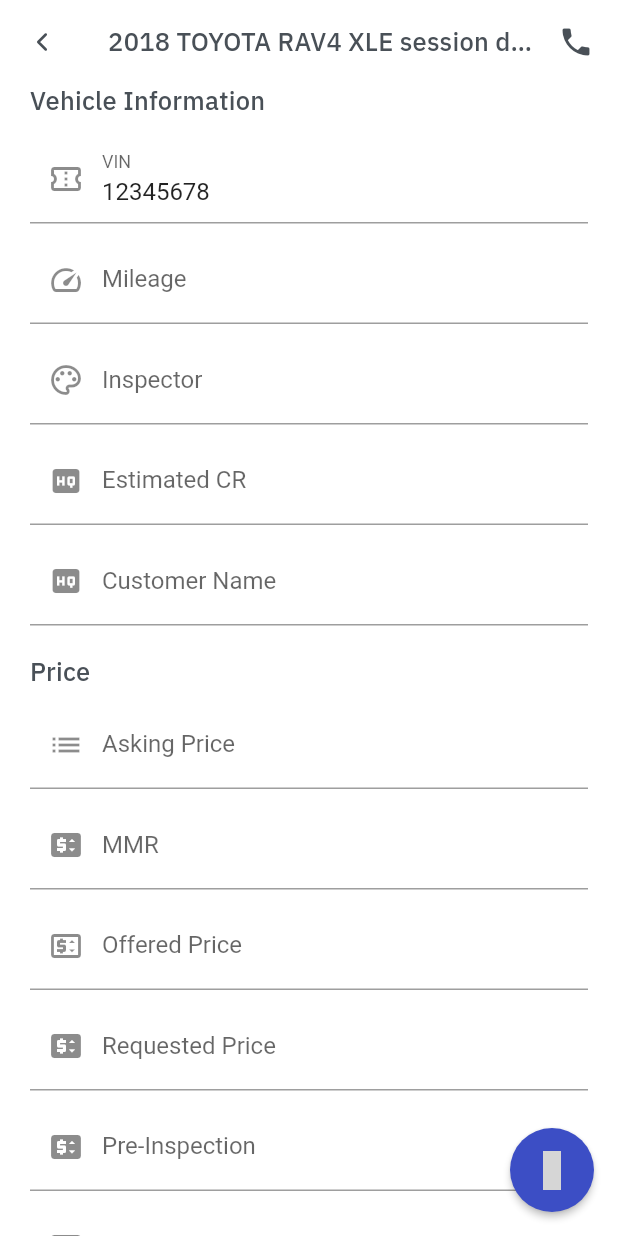
After one commit to InfoMCA/mca_leads_management_mobile, a Flutter app: the SessionDetailsComplete screen opened by its route, on a phone screen of 412 x 824 dp. The commit adds this screen. Run offline on Flutter 3.47's test engine with Material 2 defaults, Android fonts, the phone set to English and light mode, and no system bars; our stand-ins replace dio, flutter_dotenv, flutter_feather_icons, flutter_modular, google_fonts, material_design_icons_flutter and 1 more; missing offline and left inert: enum_to_string, shared_preferences_web; accounts and stored records are empty; grey boxes are pictures that could not be loaded.

Commit message:
create session complete

```diff
--- a/lib/app/app_module.dart
+++ b/lib/app/app_module.dart
@@ -2,6 +2,7 @@ import 'package:flutter_modular/flutter_modular.dart';
 import 'package:mca_leads_management_mobile/views/leads/DashBoard.dart';
 import 'package:mca_leads_management_mobile/views/leads/lead_details.dart';
 import 'package:mca_leads_management_mobile/views/leads/session_details.dart';
+import 'package:mca_leads_management_mobile/views/leads/session_details_complete.dart';
 import 'package:mca_leads_management_mobile/views/security/login_page.dart';
 
 class AppModule extends Module {
@@ -14,5 +15,7 @@ class AppModule extends Module {
     ChildRoute('/home', child: (_, args) => const DashBoard()),
     ChildRoute('/home/lead', child: (_, args) => LeadDetails()),
     ChildRoute('/home/session', child: (_, args) => SessionDetails()),
+    ChildRoute('/home/sessionComplete',
+        child: (_, args) => SessionDetailsComplete()),
   ];
 }
--- a/lib/views/leads/dashboard.dart
+++ b/lib/views/leads/dashboard.dart
@@ -10,6 +10,7 @@ import 'package:mca_leads_management_mobile/utils/theme/app_theme.dart';
 import 'package:mca_leads_management_mobile/utils/theme/custom_theme.dart';
 import 'package:mca_leads_management_mobile/views/leads/leads.dart';
 import 'package:mca_leads_management_mobile/views/leads/sessions.dart';
+import 'package:mca_leads_management_mobile/views/leads/sessions_complete.dart';
 import 'package:mca_leads_management_mobile/widgets/text/text.dart';
 
 class DashBoard extends StatefulWidget {
@@ -71,8 +72,8 @@ class _DashBoardState extends State<DashBoard> {
               LeadsList(leadType: 'Follow Up'),
               LeadsList(leadType: 'Appraisal'),
               SessionsList(sessionType: 'Dispatched'),
-              LeadsList(leadType: 'In Progress'),
-              LeadsList(leadType: 'Completed'),
+              SessionsCompleteList(sessionCompleteType: 'In Progress'),
+              SessionsCompleteList(sessionCompleteType: 'Completed'),
             ],
           ),
         ),
--- /dev/null
+++ b/lib/views/leads/session_details_complete.dart
@@ -0,0 +1,438 @@
+/*
+* File : Personal Information Form
+* Version : 1.0.0
+* */
+
+import 'package:flutter/cupertino.dart';
+import 'package:flutter/material.dart';
+import 'package:flutter_feather_icons/flutter_feather_icons.dart';
+import 'package:flutter_modular/flutter_modular.dart';
+import 'package:material_design_icons_flutter/material_design_icons_flutter.dart';
+import 'package:mca_leads_management_mobile/utils/spacing.dart';
+import 'package:mca_leads_management_mobile/utils/theme/app_theme.dart';
+import 'package:mca_leads_management_mobile/utils/theme/custom_theme.dart';
+import 'package:mca_leads_management_mobile/views/leads/followup_dialog.dart';
+import 'package:mca_leads_management_mobile/widgets/text/text.dart';
+
+class SessionDetailsComplete extends StatefulWidget {
+  const SessionDetailsComplete({Key? key}) : super(key: key);
+
+  @override
+  _SessionDetailsCompleteState createState() => _SessionDetailsCompleteState();
+}
+
+class _SessionDetailsCompleteState extends State<SessionDetailsComplete> {
+  late CustomTheme customTheme;
+  late ThemeData theme;
+
+  @override
+  void initState() {
+    super.initState();
+    customTheme = AppTheme.customTheme;
+    theme = AppTheme.theme;
+  }
+
+  bool _switch2 = false;
+
+  @override
+  Widget build(BuildContext context) {
+    return Scaffold(
+      appBar: AppBar(
+        elevation: 0,
+        leading: InkWell(
+          onTap: () => Navigator.of(context).pop(),
+          child: const Icon(
+            FeatherIcons.chevronLeft,
+            size: 20,
+          ),
+        ),
+        actions: const <Widget>[
+          Padding(
+            padding: EdgeInsets.only(right: 16),
+            child: Icon(
+              Icons.phone,
+            ),
+          ),
+        ],
+        title: FxText.sh1("2018 TOYOTA RAV4 XLE session details complete",
+            fontWeight: 600),
+      ),
+      floatingActionButton: FloatingActionButton(
+          onPressed: () {
+            _showBottomSheet(context);
+          },
+          child: Icon(
+            MdiIcons.flashOutline,
+            size: 26,
+            color: theme.colorScheme.onPrimary,
+          ),
+          elevation: 2,
+          backgroundColor: theme.floatingActionButtonTheme.backgroundColor),
+      body: SingleChildScrollView(
+        child: Container(
+          padding: FxSpacing.nTop(20),
+          child: Column(
+            crossAxisAlignment: CrossAxisAlignment.start,
+            children: <Widget>[
+              Container(
+                padding: const EdgeInsets.only(
+                    left: 0, right: 20, top: 0, bottom: 12),
+                child: FxText.sh1("Vehicle Information", fontWeight: 600),
+              ),
+              TextFormField(
+                initialValue: '12345678',
+                readOnly: true,
+                decoration: InputDecoration(
+                  labelText: "VIN",
+                  border: theme.inputDecorationTheme.border,
+                  enabledBorder: theme.inputDecorationTheme.border,
+                  focusedBorder: theme.inputDecorationTheme.focusedBorder,
+                  prefixIcon:
+                      const Icon(Icons.confirmation_number_outlined, size: 24),
+                ),
+              ),
+              Container(
+                margin: const EdgeInsets.only(top: 8),
+                child: TextFormField(
+                  decoration: InputDecoration(
+                    labelText: "Mileage",
+                    border: theme.inputDecorationTheme.border,
+                    enabledBorder: theme.inputDecorationTheme.border,
+                    focusedBorder: theme.inputDecorationTheme.focusedBorder,
+                    prefixIcon: const Icon(
+                      Icons.speed,
+                      size: 24,
+                    ),
+                  ),
+                ),
+              ),
+              Container(
+                margin: const EdgeInsets.only(top: 8),
+                child: TextFormField(
+                  decoration: InputDecoration(
+                    labelText: "Inspector",
+                    border: theme.inputDecorationTheme.border,
+                    enabledBorder: theme.inputDecorationTheme.border,
+                    focusedBorder: theme.inputDecorationTheme.focusedBorder,
+                    prefixIcon: const Icon(Icons.color_lens_outlined, size: 24),
+                  ),
+                ),
+              ),
+              Container(
+                margin: const EdgeInsets.only(top: 8),
+                child: TextFormField(
+                  decoration: InputDecoration(
+                    labelText: "Estimated CR",
+                    border: theme.inputDecorationTheme.border,
+                    enabledBorder: theme.inputDecorationTheme.border,
+                    focusedBorder: theme.inputDecorationTheme.focusedBorder,
+                    prefixIcon: const Icon(
+                      Icons.high_quality,
+                      size: 24,
+                    ),
+                  ),
+                ),
+              ),
+              Container(
+                margin: const EdgeInsets.only(top: 8),
+                child: TextFormField(
+                  decoration: InputDecoration(
+                    labelText: "Customer Name",
+                    border: theme.inputDecorationTheme.border,
+                    enabledBorder: theme.inputDecorationTheme.border,
+                    focusedBorder: theme.inputDecorationTheme.focusedBorder,
+                    prefixIcon: const Icon(
+                      Icons.high_quality,
+                      size: 24,
+                    ),
+                  ),
+                ),
+              ),
+              Container(
+                padding: const EdgeInsets.only(top: 20),
+                child: FxText.sh1("Price", fontWeight: 600),
+              ),
+              Container(
+                margin: const EdgeInsets.only(top: 8),
+                child: TextFormField(
+                  decoration: InputDecoration(
+                    labelText: "Asking Price",
+                    border: theme.inputDecorationTheme.border,
+                    enabledBorder: theme.inputDecorationTheme.border,
+                    focusedBorder: theme.inputDecorationTheme.focusedBorder,
+                    prefixIcon: const Icon(
+                      Icons.list,
+                      size: 24,
+                    ),
+                  ),
+                ),
+              ),
+              Container(
+                margin: const EdgeInsets.only(top: 8),
+                child: TextFormField(
+                  decoration: InputDecoration(
+                    labelText: "MMR",
+                    border: theme.inputDecorationTheme.border,
+                    enabledBorder: theme.inputDecorationTheme.border,
+                    focusedBorder: theme.inputDecorationTheme.focusedBorder,
+                    prefixIcon: const Icon(
+                      Icons.price_change,
+                      size: 24,
+                    ),
+                  ),
+                ),
+              ),
+              Container(
+                margin: const EdgeInsets.only(top: 8),
+                child: TextFormField(
+                  decoration: InputDecoration(
+                    labelText: "Offered Price",
+                    border: theme.inputDecorationTheme.border,
+                    enabledBorder: theme.inputDecorationTheme.border,
+                    focusedBorder: theme.inputDecorationTheme.focusedBorder,
+                    prefixIcon: const Icon(
+                      Icons.price_change_outlined,
+                      size: 24,
+                    ),
+                  ),
+                ),
+              ),
+              Container(
+                margin: const EdgeInsets.only(top: 8),
+                child: TextFormField(
+                  decoration: InputDecoration(
+                    labelText: "Requested Price",
+                    border: theme.inputDecorationTheme.border,
+                    enabledBorder: theme.inputDecorationTheme.border,
+                    focusedBorder: theme.inputDecorationTheme.focusedBorder,
+                    prefixIcon: const Icon(
+                      Icons.price_change,
+                      size: 24,
+                    ),
+                  ),
+                ),
+              ),
+              Container(
+                margin: const EdgeInsets.only(top: 8),
+                child: TextFormField(
+                  decoration: InputDecoration(
+                    labelText: "Pre-Inspection",
+                    border: theme.inputDecorationTheme.border,
+                    enabledBorder: theme.inputDecorationTheme.border,
+                    focusedBorder: theme.inputDecorationTheme.focusedBorder,
+                    prefixIcon: const Icon(
+                      Icons.price_change,
+                      size: 24,
+                    ),
+                  ),
+                ),
+              ),
+              Container(
+                margin: const EdgeInsets.only(top: 8),
+                child: TextFormField(
+                  decoration: InputDecoration(
+                    labelText: "Deduction",
+                    border: theme.inputDecorationTheme.border,
+                    enabledBorder: theme.inputDecorationTheme.border,
+                    focusedBorder: theme.inputDecorationTheme.focusedBorder,
+                    prefixIcon: const Icon(
+                      Icons.price_change,
+                      size: 24,
+                    ),
+                  ),
+                ),
+              ),
+              Container(
+                margin: const EdgeInsets.only(top: 8),
+                child: TextFormField(
+                  decoration: InputDecoration(
+                    labelText: "Lender",
+                    border: theme.inputDecorationTheme.border,
+                    enabledBorder: theme.inputDecorationTheme.border,
+                    focusedBorder: theme.inputDecorationTheme.focusedBorder,
+                    prefixIcon: const Icon(
+                      Icons.price_change,
+                      size: 24,
+                    ),
+                  ),
+                ),
+              ),
+              Container(
+                margin: const EdgeInsets.only(top: 8),
+                child: TextFormField(
+                  decoration: InputDecoration(
+                    labelText: "Withholding",
+                    border: theme.inputDecorationTheme.border,
+                    enabledBorder: theme.inputDecorationTheme.border,
+                    focusedBorder: theme.inputDecorationTheme.focusedBorder,
+                    prefixIcon: const Icon(
+                      Icons.price_change,
+                      size: 24,
+                    ),
+                  ),
+                ),
+              ),
+              Container(
+                margin: const EdgeInsets.only(top: 8),
+                child: TextFormField(
+                  decoration: InputDecoration(
+                    labelText: "Customer",
+                    border: theme.inputDecorationTheme.border,
+                    enabledBorder: theme.inputDecorationTheme.border,
+                    focusedBorder: theme.inputDecorationTheme.focusedBorder,
+                    prefixIcon: const Icon(
+                      Icons.price_change,
+                      size: 24,
+                    ),
+                  ),
+                ),
+              ),
+              Container(
+                margin: const EdgeInsets.only(top: 8),
+                child: TextFormField(
+                  decoration: InputDecoration(
+                    labelText: "Comment",
+                    border: theme.inputDecorationTheme.border,
+                    enabledBorder: theme.inputDecorationTheme.border,
+                    focusedBorder: theme.inputDecorationTheme.focusedBorder,
+                    prefixIcon: const Icon(
+                      Icons.price_change,
+                      size: 24,
+                    ),
+                  ),
+                ),
+              ),
+              Container(
+                margin: const EdgeInsets.only(top: 8),
+                child: TextFormField(
+                  decoration: InputDecoration(
+                    labelText: "Transfer Price",
+                    border: theme.inputDecorationTheme.border,
+                    enabledBorder: theme.inputDecorationTheme.border,
+                    focusedBorder: theme.inputDecorationTheme.focusedBorder,
+                    prefixIcon: const Icon(
+                      Icons.price_change,
+                      size: 24,
+                    ),
+                  ),
+                ),
+              ),
+            ],
+          ),
+        ),
+      ),
+    );
+  }
+
+  void _showBottomSheet(context) {
+    showModalBottomSheet(
+        context: context,
+        builder: (BuildContext buildContext) {
+          return Container(
+            color: Colors.transparent,
+            child: Container(
+              decoration: BoxDecoration(
+                  color: theme.backgroundColor,
+                  borderRadius: const BorderRadius.only(
+                      topLeft: Radius.circular(16),
+                      topRight: Radius.circular(16))),
+              child: Padding(
+                padding: const EdgeInsets.all(16),
+                child: Column(
+                  mainAxisSize: MainAxisSize.min,
+                  crossAxisAlignment: CrossAxisAlignment.start,
+                  children: <Widget>[
+                    Container(
+                      margin: const EdgeInsets.only(left: 12, bottom: 8),
+                      child: FxText.caption("Actions",
+                          color: theme.colorScheme.onBackground.withAlpha(200),
+                          letterSpacing: 0.3,
+                          fontWeight: 700),
+                    ),
+                    ListTile(
+                      dense: true,
+                      leading: Icon(MdiIcons.calendar,
+                          color: theme.colorScheme.onBackground.withAlpha(220)),
+                      title: FxText.b1("Schedule",
+                          color: theme.colorScheme.onBackground,
+                          letterSpacing: 0.3,
+                          fontWeight: 500),
+                    ),
+                    ListTile(
+                      dense: true,
+                      leading: Icon(MdiIcons.phone,
+                          color: theme.colorScheme.onBackground.withAlpha(220)),
+                      title: FxText.b1("FollowUp",
+                          color: theme.colorScheme.onBackground,
+                          letterSpacing: 0.3,
+                          fontWeight: 500),
+                    ),
+                    InkWell(
+                      onTap: () {
+                        showDialog(
+                            context: context,
+                            builder: (context) {
+                              return const UnansweredDialog();
+                            });
+                      },
+                      child: ListTile(
+                        dense: true,
+                        leading: Icon(MdiIcons.phoneMissed,
+                            color:
+                                theme.colorScheme.onBackground.withAlpha(220)),
+                        title: FxText.b1("Unanswered",
+                            color: theme.colorScheme.onBackground,
+                            letterSpacing: 0.3,
+                            fontWeight: 500),
+                      ),
+                    ),
+                    ListTile(
+                      dense: true,
+                      leading: Icon(MdiIcons.delete,
+                          color: theme.colorScheme.onBackground.withAlpha(220)),
+                      title: FxText.b1("Lost",
+                          color: theme.colorScheme.onBackground,
+                          letterSpacing: 0.3,
+                          fontWeight: 500),
+                    ),
+                    Divider(
+                      color: theme.dividerColor,
+                    ),
+                    ListTile(
+                      dense: true,
+                      leading: Icon(MdiIcons.accountQuestion,
+                          color: theme.colorScheme.onBackground.withAlpha(220)),
+                      title: FxText.b1("Questions",
+                          color: theme.colorScheme.onBackground,
+                          letterSpacing: 0.3,
+                          fontWeight: 500),
+                    ),
+                    InkWell(
+                      onTap: () {
+                        Navigator.popUntil(
+                            context, ModalRoute.withName('/home'));
+                      },
+                      child: ListTile(
+                        dense: true,
+                        leading: Icon(MdiIcons.contentSave,
+                            color:
+                                theme.colorScheme.onBackground.withAlpha(220)),
+                        title: FxText.b1("Save",
+                            color: theme.colorScheme.onBackground,
+                            letterSpacing: 0.3,
+                            fontWeight: 500),
+                      ),
+                    ),
+                  ],
+                ),
+              ),
+            ),
+          );
+        });
+  }
+
+  void _showUnansweredDialog() {}
+  _dismissDialog() {
+    Navigator.pop(context);
+  }
+}
```
Also changed, not shown: lib/views/leads/lead_details.dart (+58 -77 lines), lib/views/leads/session_details.dart (+8 -7 lines), lib/views/leads/sessions_complete.dart (added, +54 -0 lines).
